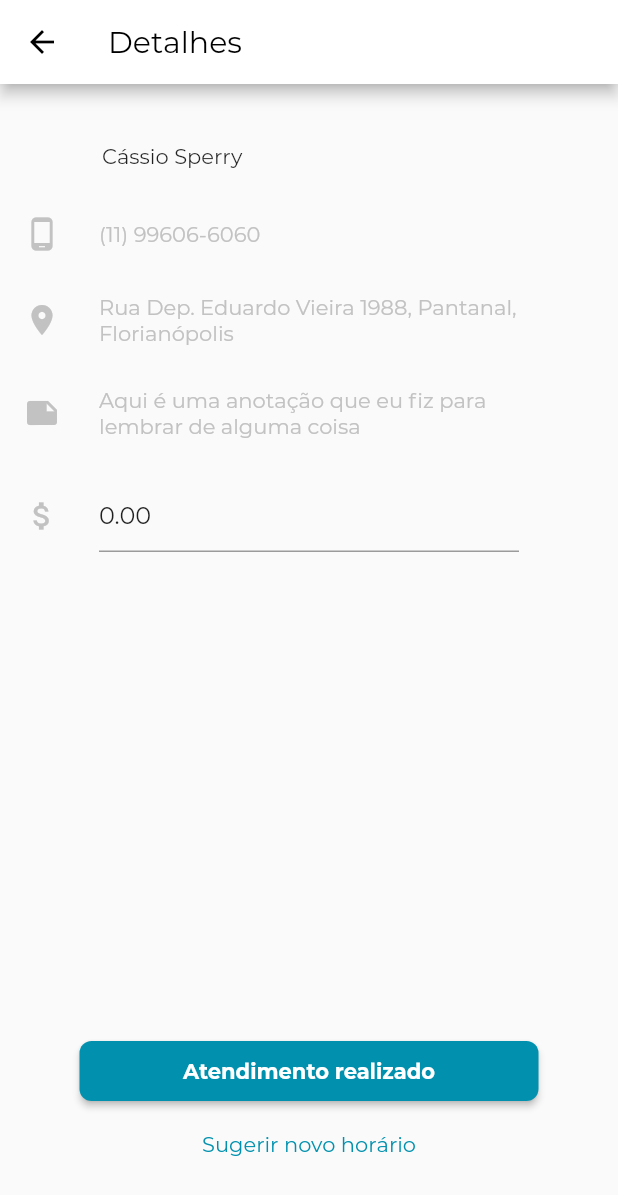
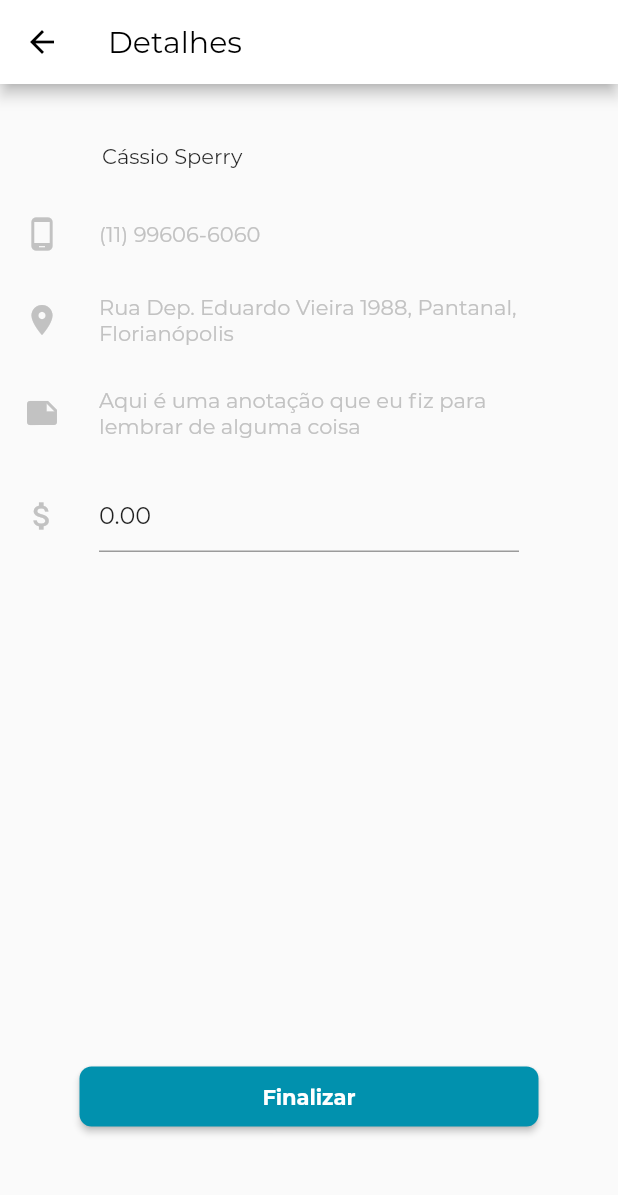
Before and after one commit to natanloterio/drbigode_app, a Flutter app: the ScheduleConfirmedDetails screen opened directly, on a phone screen of 412 x 824 dp. Shown: the top 1195 px of the screen. Run offline on Flutter 3.47's test engine with Material 2 defaults, Android fonts, the phone set to English and light mode, and no system bars; our stand-ins replace flutter_masked_text, flutter_svg; project files that could hold a hidden picture were left out.

Commit message:
feat: final ajustments

```diff
--- a/lib/pages/schedule_confirmed_details.dart
+++ b/lib/pages/schedule_confirmed_details.dart
@@ -1,6 +1,7 @@
 import 'package:flutter/material.dart';
 import 'package:flutter_masked_text/flutter_masked_text.dart';
 import 'package:myapp/components/CustomButton.dart';
+import 'package:myapp/pages/appointment_done.dart';
 
 import 'day_schedule.dart';
 
@@ -133,17 +134,26 @@ class _ScheduleConfirmedDetails extends State<ScheduleConfirmedDetails> {
                 alignment: Alignment.bottomCenter,
                 child: Padding(
                   padding: const EdgeInsets.symmetric(vertical: 16.0),
-                  child: CustomButton(title: 'Atendimento realizado'),
+                  child: CustomButton(
+                    title: 'Finalizar',
+                    onTap: () {
+                      Navigator.push(
+                        context,
+                        MaterialPageRoute(
+                            builder: (context) => AppointmentDone()),
+                      );
+                    },
+                  ),
                 ),
               ),
-              GestureDetector(
-                  onTap: () => {},
-                  child: Text(
-                    "Sugerir novo horário",
-                    style: TextStyle(
-                      color: Color(0xff0191AE),
-                    ),
-                  ))
+              // GestureDetector(
+              //     onTap: () => {},
+              //     child: Text(
+              //       "Sugerir novo horário",
+              //       style: TextStyle(
+              //         color: Color(0xff0191AE),
+              //       ),
+              //     ))
             ],
           ),
         ),
```
Also changed, not shown: lib/pages/appointment_done.dart (+16 -10 lines), lib/pages/mensage_sent.dart (+9 -8 lines).
